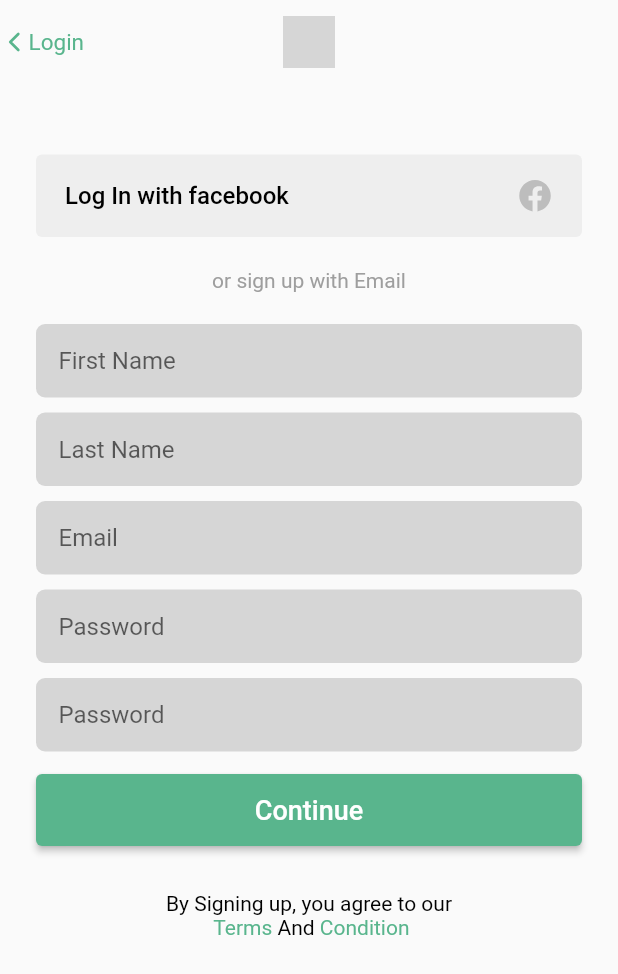
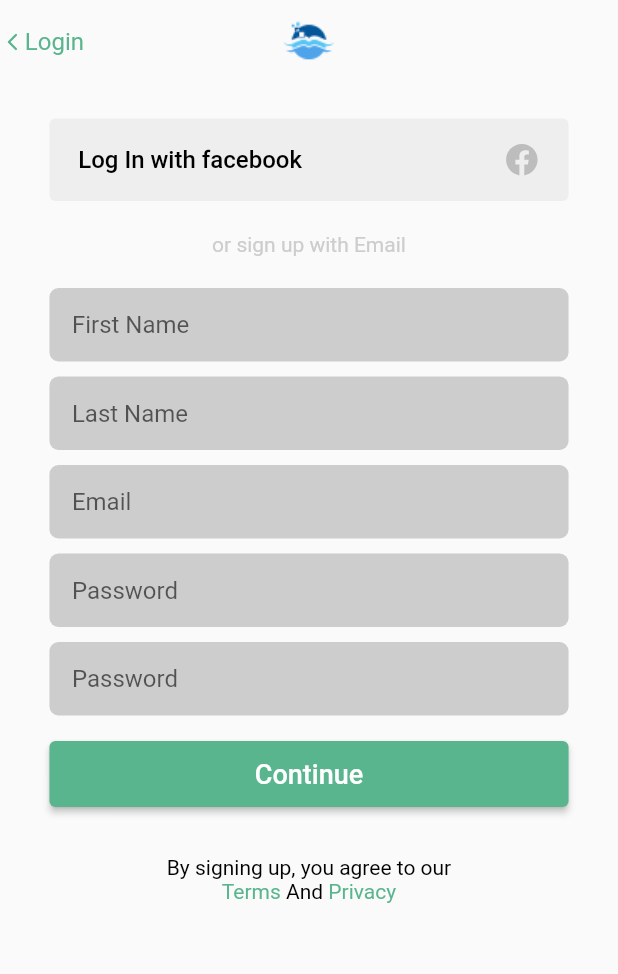
Before and after one commit to efrizalnf/flutter_slicing_project, a Flutter app: the SignupView screen opened directly, on a phone screen of 412 x 824 dp. Shown: the top 974 px of the screen. Run offline on Flutter 3.47's test engine with Material 2 defaults, Android fonts, the phone set to English and light mode, and no system bars; our stand-ins replace google_fonts, ionicons; grey boxes are pictures that could not be loaded.

Commit message:
Updated SignUpView1, and Separated into reuseableWidget

```diff
--- a/lib/main.dart
+++ b/lib/main.dart
@@ -1,5 +1,5 @@
 import 'package:flutter/material.dart';
-import 'package:flutter_slicing_project/module/signup/view/signup2_view.dart';
+import 'package:flutter_slicing_project/module/signup/view/signup_view.dart';
 import 'package:flutter_slicing_project/state_util.dart';
 
 void main() {
@@ -17,7 +17,7 @@ class MyApp extends StatelessWidget {
         colorScheme: ColorScheme.fromSwatch(primarySwatch: Colors.green)
             .copyWith(background: Colors.white),
       ),
-      home: const Signup2View(),
+      home: const SignupView(),
       navigatorKey: Get.navigatorKey,
     );
   }
--- a/lib/module/signup/controller/signup_controller.dart
+++ b/lib/module/signup/controller/signup_controller.dart
@@ -5,7 +5,11 @@
 class SignupController extends State<SignupView> implements MvcController {
   static late SignupController instance;
   late SignupView view;
-
+  TextEditingController firstNameController = TextEditingController();
+  TextEditingController lastNameController = TextEditingController();
+  TextEditingController emailController = TextEditingController();
+  TextEditingController passwordController = TextEditingController();
+  TextEditingController password2Controller = TextEditingController();
   @override
   void initState() {
     instance = this;
--- a/lib/module/signup/view/signup2_view.dart
+++ b/lib/module/signup/view/signup2_view.dart
@@ -2,7 +2,7 @@
 
 import 'package:flutter/material.dart';
 import 'package:flutter_slicing_project/shared/widget/other/e_circle_avatar.dart';
-import 'package:flutter_slicing_project/module/signup/widget/signup2/e_term_conditions.dart';
+import 'package:flutter_slicing_project/module/signup/widget/e_term_conditions.dart';
 import 'package:ionicons/ionicons.dart';
 
 import '../../../shared/widget/buttons/e_button.dart';
--- a/lib/module/signup/view/signup_view.dart
+++ b/lib/module/signup/view/signup_view.dart
@@ -1,7 +1,11 @@
 import 'package:flutter/material.dart';
 import 'package:flutter_slicing_project/core.dart';
+import 'package:flutter_slicing_project/module/signup/widget/e_buttons.dart';
 import 'package:flutter_slicing_project/utils/color_lib.dart';
 import 'package:ionicons/ionicons.dart';
+
+import '../widget/e_term_conditions.dart';
+import '../widget/e_text_field_1.dart';
 
 class SignupView extends StatefulWidget {
   const SignupView({Key? key}) : super(key: key);
@@ -32,25 +36,27 @@ class SignupView extends StatefulWidget {
             Text(
               "Login",
               style: TextStyle(
-                fontSize: 15.0,
+                fontSize: 16.0,
                 color: ColorLib.primaryColor,
               ),
             ),
           ],
         ),
         title: Image.asset(
-          "assets/images/logo2.png",
+          "assets/images/logo.png",
           width: 35.0,
           height: 35.0,
         ),
       ),
       body: SingleChildScrollView(
         padding: const EdgeInsets.only(top: 23.0),
-        child: Padding(
-          padding: const EdgeInsets.all(24.0),
         child: Column(
           children: [
-              ElevatedButton(
+            Padding(
+              padding: EdgeInsets.symmetric(
+                horizontal: Get.width * 0.08,
+              ),
+              child: ElevatedButton(
                 style: ElevatedButton.styleFrom(
                   elevation: 0.0,
                   backgroundColor: Colors.grey[200],
@@ -84,169 +90,60 @@ class SignupView extends StatefulWidget {
                   );
                 }),
               ),
+            ),
             Container(
               margin: const EdgeInsets.all(21.0),
               child: Text(
                 "or sign up with Email",
                 style: TextStyle(
-                    color: Colors.grey[500],
+                  color: ColorLib.darkGray,
+                  fontSize: 14.0,
                 ),
               ),
             ),
-              Column(
-                children: [
-                  TextField(
-                    decoration: InputDecoration(
-                      filled: true,
-                      fillColor: Colors.grey[350],
-                      contentPadding: const EdgeInsets.all(15.0),
-                      border: const OutlineInputBorder(
-                        borderSide: BorderSide.none,
-                        borderRadius: BorderRadius.all(
-                          Radius.circular(6.0),
-                        ),
-                      ),
-                      hintText: 'First Name',
-                    ),
+            ETextField1(
+              hint: 'First Name',
+              textFieldController: controller.firstNameController,
             ),
             const SizedBox(
               height: 10.0,
             ),
-                  TextField(
-                    decoration: InputDecoration(
-                      filled: true,
-                      fillColor: Colors.grey[350],
-                      contentPadding: const EdgeInsets.all(15.0),
-                      border: const OutlineInputBorder(
-                        borderSide: BorderSide.none,
-                        borderRadius: BorderRadius.all(
-                          Radius.circular(6.0),
-                        ),
-                      ),
-                      hintText: 'Last Name',
-                    ),
+            ETextField1(
+              hint: 'Last Name',
+              textFieldController: controller.lastNameController,
             ),
             const SizedBox(
               height: 10.0,
             ),
-                  TextField(
-                    decoration: InputDecoration(
-                      filled: true,
-                      fillColor: Colors.grey[350],
-                      contentPadding: const EdgeInsets.all(15.0),
-                      border: const OutlineInputBorder(
-                        borderSide: BorderSide.none,
-                        borderRadius: BorderRadius.all(
-                          Radius.circular(6.0),
-                        ),
-                      ),
-                      hintText: 'Email',
-                    ),
+            ETextField1(
+              hint: 'Email',
+              textFieldController: controller.emailController,
             ),
             const SizedBox(
               height: 10.0,
             ),
-                  TextField(
-                    decoration: InputDecoration(
-                      filled: true,
-                      fillColor: Colors.grey[350],
-                      contentPadding: const EdgeInsets.all(15.0),
-                      border: const OutlineInputBorder(
-                        borderSide: BorderSide.none,
-                        borderRadius: BorderRadius.all(
-                          Radius.circular(6.0),
-                        ),
-                      ),
-                      hintText: 'Password',
-                    ),
+            ETextField1(
+              hint: 'Password',
+              textFieldController: controller.passwordController,
             ),
             const SizedBox(
               height: 10.0,
             ),
-                  TextField(
-                    decoration: InputDecoration(
-                      filled: true,
-                      fillColor: Colors.grey[350],
-                      contentPadding: const EdgeInsets.all(15.0),
-                      border: const OutlineInputBorder(
-                        borderSide: BorderSide.none,
-                        borderRadius: BorderRadius.all(
-                          Radius.circular(6.0),
-                        ),
-                      ),
-                      hintText: 'Password',
-                    ),
+            ETextField1(
+              hint: 'Password',
+              textFieldController: controller.password2Controller,
             ),
             const SizedBox(
               height: 15.0,
             ),
-                  SizedBox(
-                    height: 48.0,
-                    width: double.infinity,
-                    child: ElevatedButton(
-                      onPressed: () {},
-                      style: ElevatedButton.styleFrom(
-                        backgroundColor: '#59B58D'.toColor(),
-                      ),
-                      child: const Text(
-                        'Continue',
-                        style: TextStyle(
-                          fontSize: 18.0,
-                        ),
-                      ),
-                    ),
+            const EButtonSignup(
+              label: 'Continue',
             ),
             const SizedBox(
               height: 30.0,
             ),
-                  Center(
-                    child: Column(
-                      children: [
-                        RichText(
-                          maxLines: 2,
-                          softWrap: true,
-                          text: const TextSpan(
-                            children: [
-                              TextSpan(
-                                text: "By Signing up, you agree to our",
-                                style: TextStyle(
-                                  color: Colors.black,
-                                ),
-                              ),
+            const ETerms()
           ],
-                          ),
-                        ),
-                        RichText(
-                          text: TextSpan(
-                            children: [
-                              TextSpan(
-                                text: " Terms",
-                                style: TextStyle(
-                                  color: '#59B58D'.toColor(),
-                                ),
-                              ),
-                              const TextSpan(
-                                text: " And",
-                                style: TextStyle(
-                                  color: Colors.black,
-                                ),
-                              ),
-                              TextSpan(
-                                text: " Condition",
-                                style: TextStyle(
-                                  color: '#59B58D'.toColor(),
-                                ),
-                              ),
-                            ],
-                          ),
-                        )
-                      ],
-                    ),
-                  ),
-                ],
-              ),
-            ],
-          ),
         ),
       ),
     );
--- /dev/null
+++ b/lib/module/signup/widget/e_buttons.dart
@@ -0,0 +1,28 @@
+import 'package:flutter/material.dart';
+
+import '../../../state_util.dart';
+import '../../../utils/color_lib.dart';
+
+class EButtonSignup extends StatelessWidget {
+  const EButtonSignup({super.key, required this.label});
+  final String label;
+  @override
+  Widget build(BuildContext context) {
+    return Padding(
+      padding: EdgeInsets.only(left: Get.width * 0.08, right: Get.width * 0.08),
+      child: ElevatedButton(
+        onPressed: () {},
+        style: ElevatedButton.styleFrom(
+          backgroundColor: ColorLib.primaryColor,
+          minimumSize: const Size.fromHeight(44),
+        ),
+        child: Text(
+          label,
+          style: const TextStyle(
+            fontSize: 18.0,
+          ),
+        ),
+      ),
+    );
+  }
+}
--- /dev/null
+++ b/lib/module/signup/widget/e_text_field_1.dart
@@ -0,0 +1,34 @@
+import 'package:flutter/material.dart';
+
+import '../../../state_util.dart';
+import '../../../utils/color_lib.dart';
+
+class ETextField1 extends StatelessWidget {
+  const ETextField1(
+      {super.key, required this.hint, required this.textFieldController});
+  final String hint;
+  final TextEditingController textFieldController;
+  @override
+  Widget build(BuildContext context) {
+    return Padding(
+      padding: EdgeInsets.symmetric(
+        horizontal: Get.width * 0.08,
+      ),
+      child: TextField(
+        controller: textFieldController,
+        decoration: InputDecoration(
+          filled: true,
+          fillColor: ColorLib.darkGray,
+          contentPadding: const EdgeInsets.all(15.0),
+          border: const OutlineInputBorder(
+            borderSide: BorderSide.none,
+            borderRadius: BorderRadius.all(
+              Radius.circular(6.0),
+            ),
+          ),
+          hintText: hint,
+        ),
+      ),
+    );
+  }
+}
--- a/lib/shared/widget/buttons/e_button.dart
+++ b/lib/shared/widget/buttons/e_button.dart
@@ -13,7 +13,7 @@ class EButtons extends StatelessWidget {
       padding: EdgeInsets.only(left: Get.width * 0.08, right: Get.width * 0.08),
       child: ElevatedButton(
         style: ElevatedButton.styleFrom(
-            backgroundColor: '#59B58D'.toColor(),
+            backgroundColor: ColorLib.primaryColor,
             minimumSize: const Size.fromHeight(44)),
         onPressed: () {},
         child: Text(
--- a/lib/shared/widget/textfield/e_text_field.dart
+++ b/lib/shared/widget/textfield/e_text_field.dart
@@ -26,7 +26,7 @@ class ETextFields extends StatelessWidget {
           horizontal: 16.0,
         ),
         decoration: BoxDecoration(
-          color: '#CDCDCD'.toColor(),
+          color: ColorLib.darkGray,
           borderRadius: const BorderRadius.all(
             Radius.circular(
               6.0,
@@ -41,7 +41,7 @@ class ETextFields extends StatelessWidget {
             border: InputBorder.none,
             hintStyle: GoogleFonts.roboto(
               fontWeight: FontWeight.w400,
-              color: '#455154'.toColor(),
+              color: ColorLib.lightBlack,
             ),
           ),
         ),
```
Also changed, not shown: lib/module/signup/widget/e_term_conditions.dart (renamed from lib/module/signup/widget/signup2/e_term_conditions.dart). Lines whose indentation alone changed are shown as unchanged.
